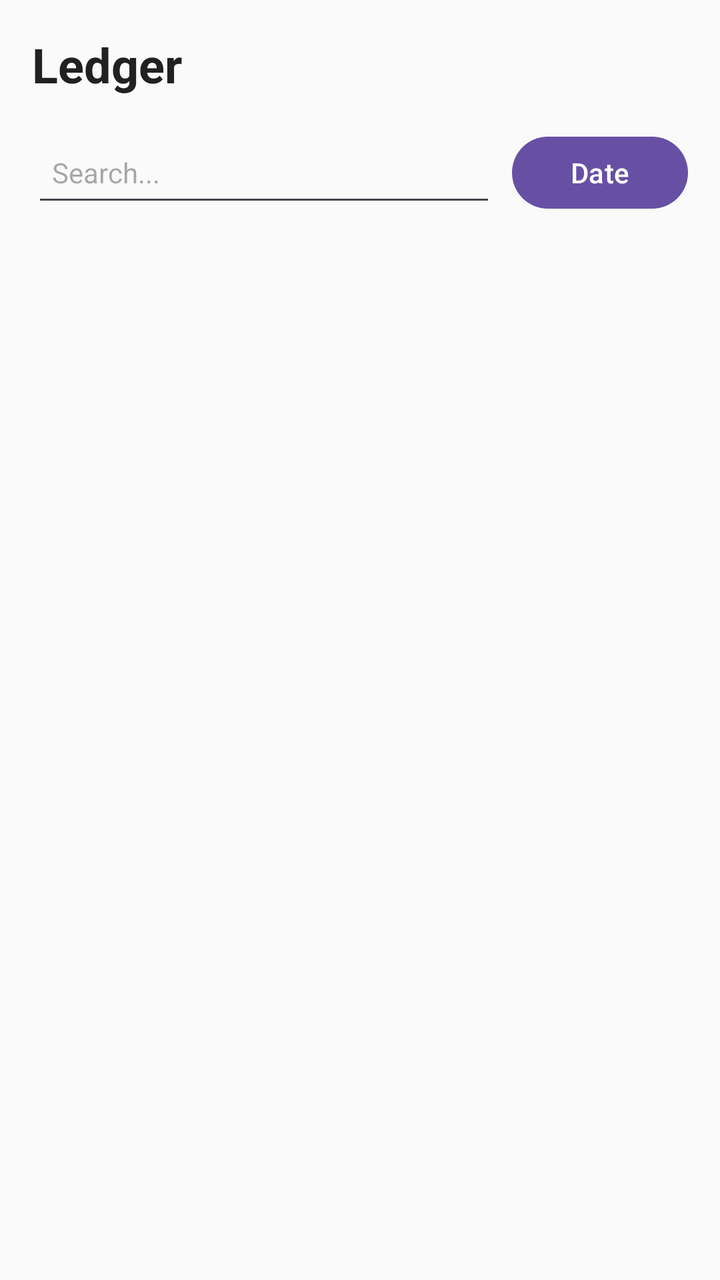
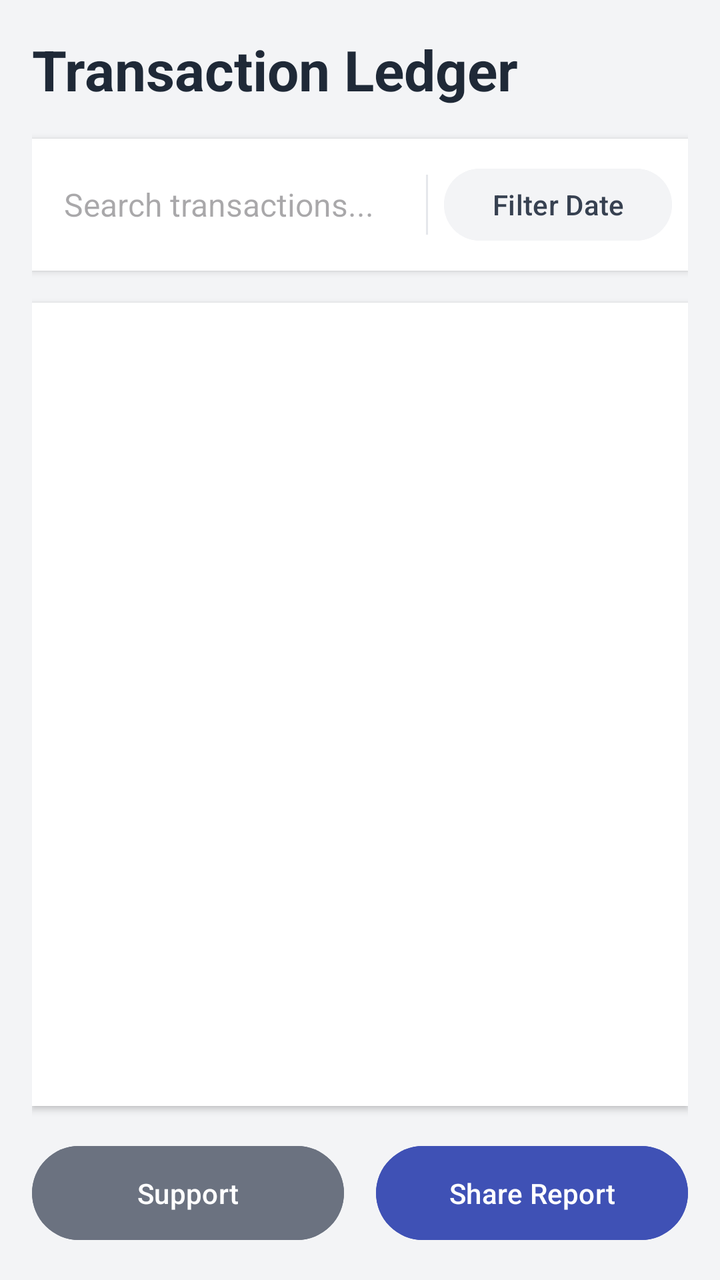

The first picture is an Android layout as it rendered before a commit; the second is the same layout after the commit. The layout source and the unified diff follow.
<!-- AndroidManifest.xml: application theme Theme.Expense_Tracker -->
<!-- res/layout/activity_history.xml -->
<?xml version="1.0" encoding="utf-8"?>
<LinearLayout xmlns:android="http://schemas.android.com/apk/res/android"
    android:layout_width="match_parent"
    android:layout_height="match_parent"
    android:background="#FAFAFA"
    android:orientation="vertical"
    android:padding="16dp">

    <TextView
        android:layout_width="wrap_content"
        android:layout_height="wrap_content"
        android:text="Ledger"
        android:textColor="#212121"
        android:textSize="24sp"
        android:textStyle="bold" />

    <LinearLayout
        android:layout_width="match_parent"
        android:layout_height="wrap_content"
        android:layout_marginTop="16dp"
        android:orientation="horizontal">

        <EditText
            android:id="@+id/etSearchHistory"
            android:layout_width="0dp"
            android:layout_height="44dp"
            android:layout_weight="1"
            android:layout_marginEnd="8dp"
            android:hint="Search..."
            android:inputType="text"
            android:padding="10dp"
            android:textSize="14sp" />

        <Button
            android:id="@+id/btnFilterDateRange"
            android:layout_width="wrap_content"
            android:layout_height="44dp"
            android:onClick="selectFilterDateRange"
            android:text="Date" />
    </LinearLayout>

    <androidx.recyclerview.widget.RecyclerView
        android:id="@+id/rvCompleteLedger"
        android:layout_width="match_parent"
        android:layout_height="0dp"
        android:layout_weight="1"
        android:layout_marginTop="16dp" />

</LinearLayout>
<!-- resources referenced by this layout -->
<resources>
  <style name="Theme.Expense_Tracker" parent="Base.Theme.Expense_Tracker" />
  <style name="Base.Theme.Expense_Tracker" parent="Theme.Material3.DayNight.NoActionBar">
          
          
      </style>
</resources>

<!-- the commit's change to res/layout/activity_history.xml (unified diff, before → after) -->
@@ -2,48 +2,94 @@
 <LinearLayout xmlns:android="http://schemas.android.com/apk/res/android"
     android:layout_width="match_parent"
     android:layout_height="match_parent"
-    android:background="#FAFAFA"
+    android:background="#F3F4F6"
     android:orientation="vertical"
     android:padding="16dp">
 
     <TextView
         android:layout_width="wrap_content"
         android:layout_height="wrap_content"
-        android:text="Ledger"
-        android:textColor="#212121"
-        android:textSize="24sp"
-        android:textStyle="bold" />
+        android:text="Transaction Ledger"
+        android:textColor="#1F2937"
+        android:textSize="28sp"
+        android:textStyle="bold"
+        android:layout_marginBottom="16dp" />
 
     <LinearLayout
         android:layout_width="match_parent"
         android:layout_height="wrap_content"
-        android:layout_marginTop="16dp"
-        android:orientation="horizontal">
+        android:background="#FFFFFF"
+        android:elevation="2dp"
+        android:orientation="horizontal"
+        android:padding="8dp"
+        android:gravity="center_vertical">
 
         <EditText
             android:id="@+id/etSearchHistory"
             android:layout_width="0dp"
-            android:layout_height="44dp"
+            android:layout_height="50dp"
             android:layout_weight="1"
-            android:layout_marginEnd="8dp"
-            android:hint="Search..."
+            android:background="@android:color/transparent"
+            android:hint="Search transactions..."
             android:inputType="text"
-            android:padding="10dp"
-            android:textSize="14sp" />
+            android:padding="8dp"
+            android:textSize="16sp" />
+
+        <View
+            android:layout_width="1dp"
+            android:layout_height="30dp"
+            android:background="#E5E7EB"
+            android:layout_marginHorizontal="8dp"/>
 
         <Button
             android:id="@+id/btnFilterDateRange"
             android:layout_width="wrap_content"
             android:layout_height="44dp"
+            android:backgroundTint="#F3F4F6"
+            android:textColor="#374151"
             android:onClick="selectFilterDateRange"
-            android:text="Date" />
+            android:text="Filter Date" />
     </LinearLayout>
 
-    <androidx.recyclerview.widget.RecyclerView
-        android:id="@+id/rvCompleteLedger"
+    <ListView
+        android:id="@+id/lvCompleteLedger"
         android:layout_width="match_parent"
         android:layout_height="0dp"
         android:layout_weight="1"
-        android:layout_marginTop="16dp" />
+        android:layout_marginTop="16dp"
+        android:layout_marginBottom="16dp"
+        android:divider="#E5E7EB"
+        android:dividerHeight="1dp"
+        android:background="#FFFFFF"
+        android:elevation="2dp" />
+
+    <LinearLayout
+        android:layout_width="match_parent"
+        android:layout_height="wrap_content"
+        android:orientation="horizontal"
+        android:weightSum="2">
+
+        <Button
+            android:id="@+id/btnContactSupport"
+            android:layout_width="0dp"
+            android:layout_height="55dp"
+            android:layout_weight="1"
+            android:layout_marginEnd="8dp"
+            android:backgroundTint="#6B7280"
+            android:onClick="contactSupport"
+            android:text="Support"
+            android:textColor="#FFFFFF" />
+
+        <Button
+            android:id="@+id/btnShareReport"
+            android:layout_width="0dp"
+            android:layout_height="55dp"
+            android:layout_weight="1"
+            android:layout_marginStart="8dp"
+            android:backgroundTint="#3F51B5"
+            android:onClick="shareFinancialReport"
+            android:text="Share Report"
+            android:textColor="#FFFFFF" />
+    </LinearLayout>
 
 </LinearLayout>
